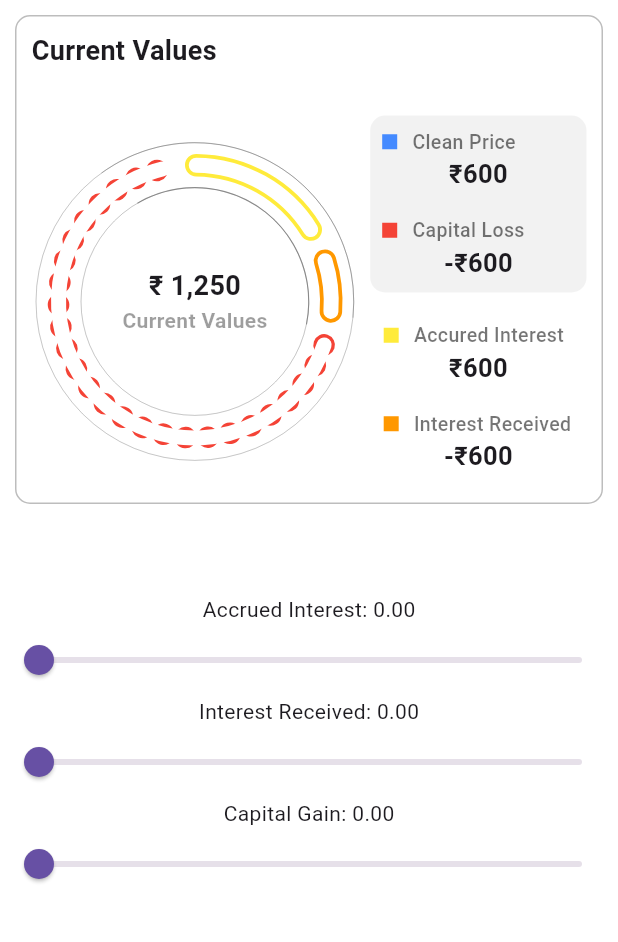
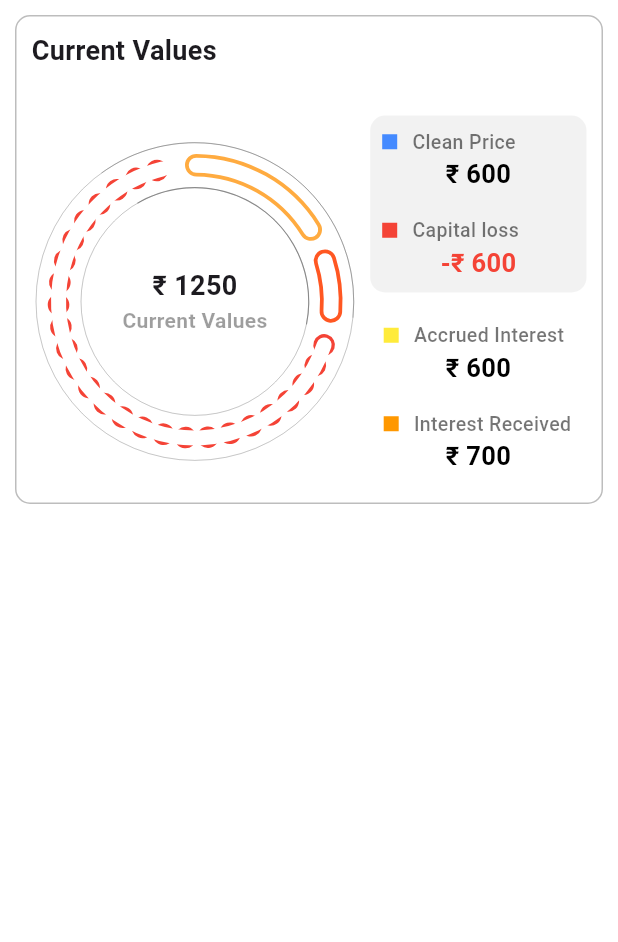
Before and after one commit to VishnukantMULE/circularchart, a Flutter app: the screen it shows after launch, on a phone screen of 412 x 824 dp, the part 84-1026 px from its top. Run offline on Flutter 3.47's test engine with Material 3 defaults, Android fonts, the phone set to English and light mode, and no system bars; our stand-ins replace get.

Commit message:
Created ReUsable Widget

```diff
--- a/lib/main.dart
+++ b/lib/main.dart
@@ -1,4 +1,4 @@
-import 'package:circularchart/screens/chart/chart_view.dart';
+import 'package:circularchart/sectioned_piechart/chart_view.dart';
 import 'package:flutter/material.dart';
 import 'package:get/get.dart';
 
@@ -14,11 +14,27 @@ class CircularChart extends StatefulWidget {
 }
 
 class _CircularChartState extends State<CircularChart> {
+  var data = <PieChartData>[
+    PieChartData(Colors.orangeAccent, 20.0, 0.0, Colors.orangeAccent,
+        Colors.orangeAccent, false),
+    PieChartData(Colors.deepOrange, 10.0, 0.0, Colors.deepOrange,
+        Colors.deepOrange, false),
+    PieChartData(Colors.blueAccent, 70.0, 0.0, Colors.green, Colors.red, true),
+  ].obs;
+
   @override
   Widget build(BuildContext context) {
     return GetMaterialApp(
       debugShowCheckedModeBanner: false,
-      home: ChartView(),
+      home: ChartView(
+        data: data,
+        cleanPrice: 600,
+        capitalLP: 600,
+        accruedInterest: 600,
+        interestReceived: 700,
+        isCapitalLoss: true,
+        currentValues: 1250,
+      ),
     );
   }
 }
--- a/lib/screens/chart/chart_controller.dart
+++ /dev/null
@@ -1,25 +0,0 @@
-import 'package:circularchart/screens/chart/widgets/chart_painter.dart';
-import 'package:flutter/material.dart';
-import 'package:get/get.dart';
-
-import 'model/pie_chart_data.dart';
-
-class ChartController extends GetxController {
-  // Observable value for the overall chart
-  RxDouble val = 0.0.obs;
-
-  var data = <PieChartData>[
-    PieChartData(Colors.yellow, 20.0, 0.0,Colors.yellow,Colors.yellow,false),
-    PieChartData(Colors.orange, 10.0, 0.0,Colors.orange,Colors.orange,false),
-    PieChartData(Colors.blueAccent, 70.0, 0.0,Colors.green,Colors.red,true),
-  ].obs;
-
-
-  void updateFill(int index, double value) {
-    if (index >= 0 && index < data.length) {
-      data[index].fillValue.value = value;
-    }
-  }
-
-
-}
--- a/lib/screens/chart/chart_view.dart
+++ /dev/null
@@ -1,163 +0,0 @@
-import 'package:circularchart/screens/chart/chart_controller.dart';
-import 'package:circularchart/screens/chart/widgets/lables_data.dart';
-import 'package:flutter/material.dart';
-import 'package:circularchart/screens/chart/widgets/chart_painter.dart';
-import 'package:get/get.dart';
-
-class ChartView extends StatelessWidget {
-  const ChartView({super.key});
-
-  @override
-  Widget build(BuildContext context) {
-    final ChartController controller = Get.put(ChartController());
-    final sizeofDevice=MediaQuery.of(context).size.width*0.32;
-    late double size=sizeofDevice;
-    return Scaffold(
-      appBar: AppBar(
-        title: const Text(
-          "Circular Chart",
-          style: TextStyle(fontSize: 15),
-        ),
-        centerTitle: true,
-      ),
-      backgroundColor: Colors.white,
-      body: ListView(
-        children: [
-
-          Padding(
-            padding: const EdgeInsets.all(10.0),
-            child: Container(
-
-              decoration: BoxDecoration(
-                border: Border.all(color: Colors.black26),
-                borderRadius: BorderRadius.circular(10),
-
-              ),
-              child: Padding(
-                padding: const EdgeInsets.all(10),
-                child:Column(
-                  crossAxisAlignment: CrossAxisAlignment.start,
-                  children: [
-                    Text("Current Values",style: TextStyle(fontSize: 18,fontWeight: FontWeight.bold),),
-                    SizedBox(height: 30,),
-                    Row(
-                      mainAxisAlignment: MainAxisAlignment.spaceBetween,
-                      children: [
-                        Obx(() {
-                          return Padding(
-                            padding: const EdgeInsets.all(18.0),
-                            child: CustomPaint(
-                              painter: ChartPainter(15, controller.data, controller.val.value),
-                              size:  Size(size, size),
-                              child:  SizedBox.square(
-                                dimension: size+50,
-                                child:  Center(
-                                    child: SizedBox(
-                                      width: size*0.90,
-                                      height: size*0.35,
-                                      child: Column(
-                                        children: [
-                                          Text(
-                                            "₹ 1,250",
-                                            style: TextStyle(
-                                                fontSize: 18, fontWeight: FontWeight.bold),
-                                          ),
-                                          Text(
-                                            "Current Values",
-                                            style: TextStyle(
-                                                color: Colors.black38,
-                                                fontSize: 14,
-                                                fontWeight: FontWeight.bold),
-                                          )
-                                        ],
-                                      ),
-                                    )),
-                              ),
-                            ),
-                          );
-                        }),
-                        Column(
-
-                          children: [
-                            Container(
-                              width: MediaQuery.of(context).size.width*0.35,
-
-                              decoration: BoxDecoration(
-                                borderRadius: BorderRadius.circular(10),
-                                color: Color.fromRGBO(0, 0, 0, 0.05)
-                              ),
-                              child: const Column(
-                                children: [
-                                  LablesData(lable: 'Clean Price', price: '₹600', lableColor: Colors.blueAccent,),
-                                  LablesData(lable: 'Capital Loss', price: '-₹600', lableColor: Colors.red,),
-                                ],
-                              ),
-                            ),
-                            const SizedBox(height: 10,),
-                            Container(
-                              width: MediaQuery.of(context).size.width*0.35,
-                              decoration: BoxDecoration(
-                                  border: Border.all(color: Colors.white30),
-                                  borderRadius: BorderRadius.circular(10),
-                              ),
-                              child: const Column(
-                                children: [
-                                  LablesData(lable: 'Accured Interest', price: '₹600', lableColor: Colors.yellow,),
-                                  LablesData(lable: 'Interest Received', price: '-₹600', lableColor: Colors.orange,),
-                                ],
-                              ),
-                            )
-                          ],
-                        )
-                      ],
-                    )
-                  ],
-                ),
-              ),
-            ),
-          ),
-
-
-          const SizedBox(height: 50,),
-
-          Obx(() {
-            return Column(
-              children: [
-                Text("Accrued Interest: ${controller.data[0].fillValue.value.toStringAsFixed(2)}"),
-                Slider(
-                  value: controller.data[0].fillValue.value,
-                  min: 0,
-                  max: 100,
-                  divisions: 100,
-                  onChanged: (double value) {
-                    controller.updateFill(0, value);
-                  },
-                ),
-                Text("Interest Received: ${controller.data[1].fillValue.value.toStringAsFixed(2)}"),
-                Slider(
-                  value: controller.data[1].fillValue.value,
-                  min: 0,
-                  max: 100,
-                  divisions: 100,
-                  onChanged: (double value) {
-                    controller.updateFill(1, value);
-                  },
-                ),
-                Text("Capital Gain: ${controller.data[2].fillValue.value.toStringAsFixed(2)}"),
-                Slider(
-                  value: controller.data[2].fillValue.value,
-                  min: 0,
-                  max: 100,
-                  divisions: 100,
-                  onChanged: (double value) {
-                    controller.updateFill(2, value);
-                  },
-                ),
-              ],
-            );
-          }),
-        ],
-      ),
-    );
-  }
-}
--- a/lib/screens/chart/model/pie_chart_data.dart
+++ /dev/null
@@ -1,18 +0,0 @@
-import 'package:get/get.dart';
-import 'package:flutter/material.dart';
-
-class PieChartData {
-  PieChartData(this.color, double percent, double fillValue,Color pbColor,Color sbColor,bool isSecondary)
-      : percent = percent.obs,
-        fillValue = fillValue.obs,
-        pbColor=pbColor.obs,
-        sbColor=sbColor.obs,
-        isSecondary=isSecondary.obs;
-
-  final Color color;
-  final RxDouble percent;
-  final RxDouble fillValue;
-  final Rx<Color> pbColor;
-  final Rx<Color> sbColor;
-  final RxBool isSecondary;
-}
--- a/lib/screens/chart/widgets/lables_data.dart
+++ /dev/null
@@ -1,43 +0,0 @@
-import 'package:flutter/material.dart';
-
-class LablesData extends StatelessWidget {
-  final String lable;
-  final String price;
-  final Color lableColor;
-  const LablesData({super.key,required this.lable,required this.price,required this.lableColor});
-
-
-  @override
-  Widget build(BuildContext context) {
-    return Padding(
-      padding: const EdgeInsets.all(8.0),
-      child: Column(
-        crossAxisAlignment: CrossAxisAlignment.center,
-        children: [
-          Row(
-            mainAxisAlignment: MainAxisAlignment.start,
-            children: [
-              Container(
-                width: 10,
-                height: 10,
-                color: lableColor,
-              ),
-              SizedBox(width: 10,),
-              Text(lable,style: TextStyle(fontSize: 13,fontWeight: FontWeight.w500,color: Colors.black54),)
-
-            ],
-          ),
-          Column(
-            crossAxisAlignment:CrossAxisAlignment.end ,
-            children: [
-              Text(price,style: TextStyle(fontWeight: FontWeight.bold,fontSize: 17),),
-
-            ],
-          )
-
-
-        ],
-      ),
-    );
-  }
-}
--- a/lib/screens/chart/widgets/chart_painter.dart
+++ b/lib/sectioned_piechart/chart_painter.dart
@@ -1,10 +1,11 @@
 import 'dart:math';
 import 'dart:ui';
+import 'package:circularchart/sectioned_piechart/chart_view.dart';
 import 'package:flutter/material.dart';
-import '../model/pie_chart_data.dart';
 
 class PainterData {
-  const PainterData(this.paint, this.radians, this.fillPercentages,this.pbColor,this.sbColor,this.isSecondary);
+  const PainterData(this.paint, this.radians, this.fillPercentages,
+      this.pbColor, this.sbColor, this.isSecondary);
 
   final Paint paint;
   final double radians;
@@ -12,11 +13,10 @@ class PainterData {
   final Color pbColor;
   final Color sbColor;
   final bool isSecondary;
-
 }
 
 class ChartPainter extends CustomPainter {
-  ChartPainter(double strokeWidth, List<PieChartData> data, double val) {
+  ChartPainter(double strokeWidth, List<PieChartData> data) {
     dataList = data.map((e) {
       final double totalRadians =
           (e.percent.value - _padding) * _percentInRadians;
@@ -32,9 +32,7 @@ class ChartPainter extends CustomPainter {
           fillInRadians,
           e.pbColor.value,
           e.sbColor.value,
-        e.isSecondary.value
-
-      );
+          e.isSecondary.value);
     }).toList();
   }
 
@@ -63,49 +61,33 @@ class ChartPainter extends CustomPainter {
 
       final Path outerPath = Path()..addArc(rect, startAngle, arcLength);
 
-
-
-
-
-       final double dashWidth = data.paint.strokeWidth*0.004;
-       final double dashSpace = data.paint.strokeWidth*0.99;
-
-
-
-
-
+      final double dashWidth = data.paint.strokeWidth * 0.004;
+      final double dashSpace = data.paint.strokeWidth * 0.99;
 
       if (i == 2) {
-        if(dataList[i].isSecondary==true)
-          {
+        if (dataList[i].isSecondary == true) {
           final Paint dottedRed = Paint()
             ..color = dataList[i].sbColor
             ..style = PaintingStyle.stroke
-              ..strokeWidth = data.paint.strokeWidth- (data.paint.strokeWidth*0.04)
+            ..strokeWidth =
+                data.paint.strokeWidth - (data.paint.strokeWidth * 0.04)
             ..strokeCap = StrokeCap.round;
 
           _drawDottedArc(canvas, outerPath, dottedRed, dashWidth, dashSpace);
-
-          }
-        else
-          {
+        } else {
           final Paint border = Paint()
             ..color = dataList[i].pbColor
             ..style = PaintingStyle.stroke
-              ..strokeWidth = data.paint.strokeWidth- (data.paint.strokeWidth*0.04)
+            ..strokeWidth =
+                data.paint.strokeWidth - (data.paint.strokeWidth * 0.04)
             ..strokeCap = StrokeCap.round;
           canvas.drawPath(outerPath, border);
-
         }
-
       } else {
         canvas.drawPath(outerPath, data.paint);
       }
 
       final double endAngle = startAngle + arcLength;
-
-
-
 
       // White Arc for Add Border Effect
       const double arcBorder = 5.0;
@@ -117,16 +99,10 @@ class ChartPainter extends CustomPainter {
       final whitePath = Path()..addArc(rect, startAngle, totalRadians);
       canvas.drawPath(whitePath, whitePaint);
 
-
-
-
-
-
-
       // Fill by Color ex- fill 10% ,20% that Stroke by that Stroke color
       if (i == 0) {
         final fillPaint = Paint()
-          ..color = Colors.yellow
+          ..color = data.paint.color
           ..strokeWidth = data.paint.strokeWidth
           ..strokeCap = StrokeCap.round
           ..style = PaintingStyle.stroke;
@@ -146,20 +122,18 @@ class ChartPainter extends CustomPainter {
         startAngle = startAngle + totalRadians + _paddingInRadians;
       }
 
-
-
-
-
       // Outer Border
       final obPaint = Paint()
         ..color = Colors.black12
         ..style = PaintingStyle.stroke
-        ..strokeWidth = data.paint.strokeWidth - (data.paint.strokeWidth*0.97);
+        ..strokeWidth =
+            data.paint.strokeWidth - (data.paint.strokeWidth * 0.97);
 
       final obCompletePaint = Paint()
         ..color = Colors.black12
         ..style = PaintingStyle.stroke
-        ..strokeWidth = data.paint.strokeWidth - (data.paint.strokeWidth*0.97);
+        ..strokeWidth =
+            data.paint.strokeWidth - (data.paint.strokeWidth * 0.97);
 
       final obRect = rect.inflate(data.paint.strokeWidth);
       final obCompleteRect = rect.inflate(data.paint.strokeWidth);
@@ -170,20 +144,18 @@ class ChartPainter extends CustomPainter {
       canvas.drawPath(obCompletePath, obCompletePaint);
       canvas.drawPath(obPath, obPaint);
 
-
-
-
-
       // Inner Border
       final ibPaint = Paint()
         ..color = Colors.black12
         ..style = PaintingStyle.stroke
-        ..strokeWidth = data.paint.strokeWidth - (data.paint.strokeWidth*0.95);
+        ..strokeWidth =
+            data.paint.strokeWidth - (data.paint.strokeWidth * 0.95);
 
       final ibCompletePaint = Paint()
         ..color = Colors.black12
         ..style = PaintingStyle.stroke
-        ..strokeWidth = data.paint.strokeWidth - (data.paint.strokeWidth*0.97);
+        ..strokeWidth =
+            data.paint.strokeWidth - (data.paint.strokeWidth * 0.97);
 
       final ibRect = rect.deflate(data.paint.strokeWidth);
       final ibCompleteRect = rect.deflate(data.paint.strokeWidth);
@@ -195,26 +167,6 @@ class ChartPainter extends CustomPainter {
       canvas.drawPath(ibPath, ibPaint);
     }
   }
-
-
-
-
-
-
-
-
-
-
-
-
-
-
-
-
-
-
-
-
 
   void _drawDottedArc(Canvas canvas, Path path, Paint paint, double dashWidth,
       double dashSpace) {
@@ -236,7 +188,7 @@ class ChartPainter extends CustomPainter {
         final Path segment = pathMetric.extractPath(start, end);
 
         dashPath.addPath(segment, Offset.zero);
-        distance += dashWidth + dashSpace;
+        distance = distance + dashWidth + dashSpace;
       }
     }
 
--- /dev/null
+++ b/lib/sectioned_piechart/chart_view.dart
@@ -0,0 +1,270 @@
+import 'package:flutter/material.dart';
+import 'package:circularchart/sectioned_piechart/chart_painter.dart';
+import 'package:get/get.dart';
+
+///Example of required data
+
+///  var data = <PieChartData>[
+///    PieChartData(Colors.orangeAccent, 20.0, 0.0, Colors.orangeAccent,
+///        Colors.orangeAccent, false),
+///     PieChartData(Colors.deepOrange, 10.0, 0.0, Colors.deepOrange,
+///         Colors.deepOrange, false),
+///    PieChartData(Colors.blueAccent, 70.0, 0.0, Colors.green, Colors.red, true),
+///   ].obs;
+
+class ChartView extends StatelessWidget {
+  final RxList<PieChartData> data;
+  final int currentValues;
+  final int cleanPrice;
+  final int capitalLP;
+  final bool isCapitalLoss;
+  final int accruedInterest;
+  final int interestReceived;
+
+  const ChartView(
+      {super.key,
+      required this.data,
+      required this.currentValues,
+      required this.cleanPrice,
+      required this.capitalLP,
+      required this.isCapitalLoss,
+      required this.accruedInterest,
+      required this.interestReceived});
+
+  void updateFill(int index, double value) {
+    if (index >= 0 && index < data.length) {
+      data[index].fillValue.value = value;
+    }
+  }
+
+  @override
+  Widget build(BuildContext context) {
+    final sizeofDevice = MediaQuery.of(context).size.width * 0.32;
+    late double size = sizeofDevice;
+    return Scaffold(
+      appBar: AppBar(
+        title: const Text(
+          "Circular Chart",
+          style: TextStyle(fontSize: 15),
+        ),
+        centerTitle: true,
+      ),
+      backgroundColor: Colors.white,
+      body: ListView(
+        children: [
+          Padding(
+            padding: const EdgeInsets.all(10.0),
+            child: Container(
+              decoration: BoxDecoration(
+                border: Border.all(color: Colors.black26),
+                borderRadius: BorderRadius.circular(10),
+              ),
+              child: Padding(
+                padding: const EdgeInsets.all(10),
+                child: Column(
+                  crossAxisAlignment: CrossAxisAlignment.start,
+                  children: [
+                    const Text(
+                      "Current Values",
+                      style:
+                          TextStyle(fontSize: 18, fontWeight: FontWeight.bold),
+                    ),
+                    const SizedBox(
+                      height: 30,
+                    ),
+                    Row(
+                      mainAxisAlignment: MainAxisAlignment.spaceBetween,
+                      children: [
+                        Obx(() {
+                          return Padding(
+                            padding: const EdgeInsets.all(18.0),
+                            child: CustomPaint(
+                              painter: ChartPainter(15, data),
+                              size: Size(size, size),
+                              child: SizedBox.square(
+                                dimension: size + 50,
+                                child: Center(
+                                    child: SizedBox(
+                                  width: size * 0.90,
+                                  height: size * 0.35,
+                                  child: Column(
+                                    children: [
+                                      Text(
+                                        "\u{20B9} ${currentValues.toString()}",
+                                        style: const TextStyle(
+                                            fontSize: 18,
+                                            fontWeight: FontWeight.bold),
+                                      ),
+                                      const Text(
+                                        "Current Values",
+                                        style: TextStyle(
+                                            color: Colors.black38,
+                                            fontSize: 14,
+                                            fontWeight: FontWeight.bold),
+                                      )
+                                    ],
+                                  ),
+                                )),
+                              ),
+                            ),
+                          );
+                        }),
+                        Column(
+                          children: [
+                            Container(
+                              width: MediaQuery.of(context).size.width * 0.35,
+                              decoration: BoxDecoration(
+                                  borderRadius: BorderRadius.circular(10),
+                                  color: const Color.fromRGBO(0, 0, 0, 0.05)),
+                              child: Column(
+                                children: [
+                                  LablesData(
+                                    lable: 'Clean Price',
+                                    price: cleanPrice.toString(),
+                                    lableColor: Colors.blueAccent,
+                                    isCapital: false,
+                                    isLoss: false,
+                                  ),
+                                  LablesData(
+                                    lable:
+                                        'Capital ${isCapitalLoss ? "loss" : "gain"}',
+                                    price: capitalLP.toString(),
+                                    lableColor: isCapitalLoss
+                                        ? Colors.red
+                                        : Colors.green,
+                                    isCapital: true,
+                                    isLoss: isCapitalLoss,
+                                  ),
+                                ],
+                              ),
+                            ),
+                            const SizedBox(
+                              height: 10,
+                            ),
+                            Container(
+                              width: MediaQuery.of(context).size.width * 0.35,
+                              decoration: BoxDecoration(
+                                border: Border.all(color: Colors.white30),
+                                borderRadius: BorderRadius.circular(10),
+                              ),
+                              child: Column(
+                                children: [
+                                  LablesData(
+                                    lable: 'Accrued Interest',
+                                    price: accruedInterest.toString(),
+                                    lableColor: Colors.yellow,
+                                    isCapital: false,
+                                    isLoss: false,
+                                  ),
+                                  LablesData(
+                                    lable: 'Interest Received',
+                                    price: interestReceived.toString(),
+                                    lableColor: Colors.orange,
+                                    isCapital: false,
+                                    isLoss: false,
+                                  ),
+                                ],
+                              ),
+                            )
+                          ],
+                        )
+                      ],
+                    )
+                  ],
+                ),
+              ),
+            ),
+          ),
+          const SizedBox(
+            height: 50,
+          ),
+        ],
+      ),
+    );
+  }
+}
+
+class LablesData extends StatelessWidget {
+  final String lable;
+  final String price;
+  final Color lableColor;
+  final bool isCapital;
+  final bool isLoss;
+
+  const LablesData(
+      {super.key,
+      required this.lable,
+      required this.price,
+      required this.lableColor,
+      required this.isCapital,
+      required this.isLoss});
+
+  @override
+  Widget build(BuildContext context) {
+    return Padding(
+      padding: const EdgeInsets.all(8.0),
+      child: Column(
+        crossAxisAlignment: CrossAxisAlignment.center,
+        children: [
+          Row(
+            mainAxisAlignment: MainAxisAlignment.start,
+            children: [
+              Container(
+                width: 10,
+                height: 10,
+                color: lableColor,
+              ),
+              const SizedBox(
+                width: 10,
+              ),
+              Text(
+                lable,
+                style: const TextStyle(
+                    fontSize: 13,
+                    fontWeight: FontWeight.w500,
+                    color: Colors.black54),
+              )
+            ],
+          ),
+          Column(
+            crossAxisAlignment: CrossAxisAlignment.end,
+            children: [
+              isCapital
+                  ? Text(
+                      "${isLoss ? "-" : ""}\u{20B9} $price",
+                      style: TextStyle(
+                          fontWeight: FontWeight.bold,
+                          fontSize: 17,
+                          color: isLoss ? Colors.red : Colors.green),
+                    )
+                  : Text(
+                      "\u{20B9} $price",
+                      style: const TextStyle(
+                          fontWeight: FontWeight.bold,
+                          fontSize: 17,
+                          color: Colors.black),
+                    ),
+            ],
+          )
+        ],
+      ),
+    );
+  }
+}
+
+class PieChartData {
+  PieChartData(this.color, double percent, double fillValue, Color pbColor,
+      Color sbColor, bool isSecondary)
+      : percent = percent.obs,
+        fillValue = fillValue.obs,
+        pbColor = pbColor.obs,
+        sbColor = sbColor.obs,
+        isSecondary = isSecondary.obs;
+
+  final Color color;
+  final RxDouble percent;
+  final RxDouble fillValue;
+  final Rx<Color> pbColor;
+  final Rx<Color> sbColor;
+  final RxBool isSecondary;
+}
```
Lines whose indentation alone changed are shown as unchanged.
